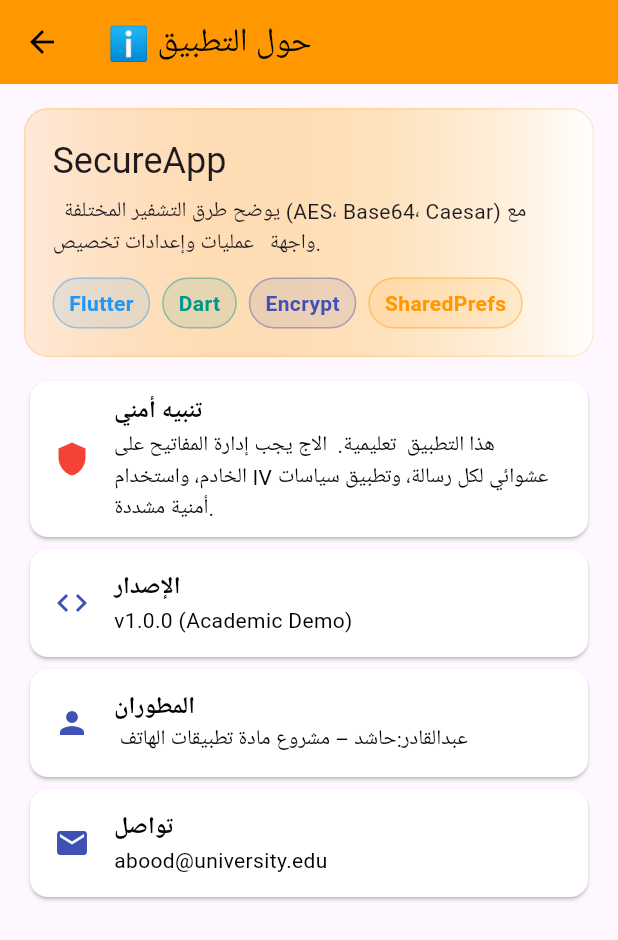
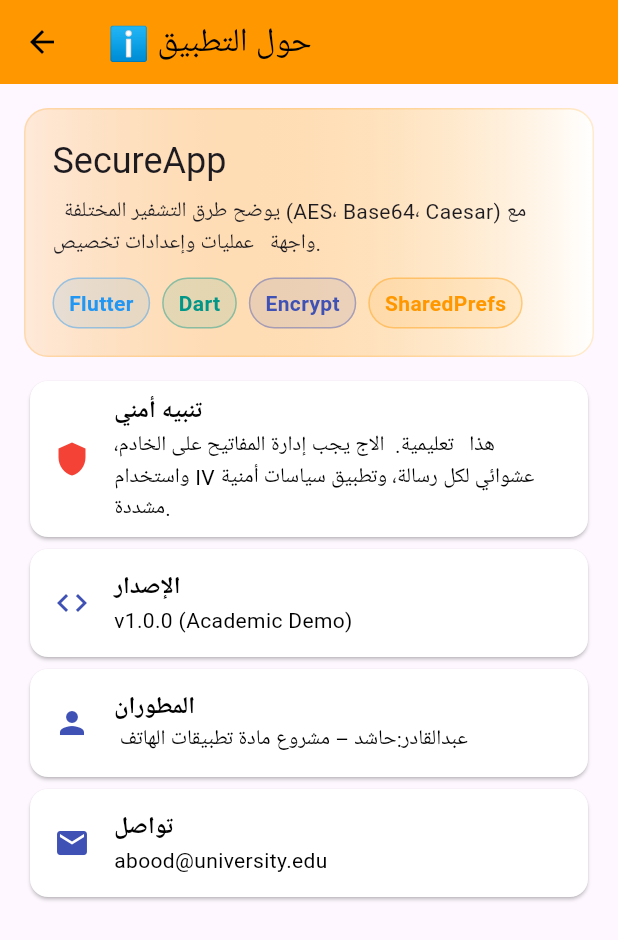
Before and after one commit to hashedalmaswi/my-project, a Flutter app: the AboutPage screen opened directly, on a phone screen of 412 x 824 dp. Shown: the top 940 px of the screen. Run offline on Flutter 3.47's test engine with Material 3 defaults, Android fonts, the phone set to English and light mode, and no system bars; our stand-ins replace shared_preferences; missing offline and left inert: encrypt; accounts and stored records are empty.

```diff
--- a/lib/about_page.dart
+++ b/lib/about_page.dart
@@ -69,7 +69,7 @@ class AboutPage extends StatelessWidget {
           ),
           const SizedBox(height: 12),
           _tile(Icons.shield, 'تنبيه أمني',
-              'هذا التطبيق  تعليمية.  الاج يجب إدارة المفاتيح على الخادم، واستخدام IV عشوائي لكل رسالة، وتطبيق سياسات أمنية مشددة.',
+              'هذا   تعليمية.  الاج يجب إدارة المفاتيح على الخادم، واستخدام IV عشوائي لكل رسالة، وتطبيق سياسات أمنية مشددة.',
               color: Colors.red),
           _tile(Icons.code, 'الإصدار', 'v1.0.0 (Academic Demo)'),
           _tile(Icons.person, 'المطوران', ' عبدالقادر:حاشد – مشروع مادة تطبيقات الهاتف'),
```
